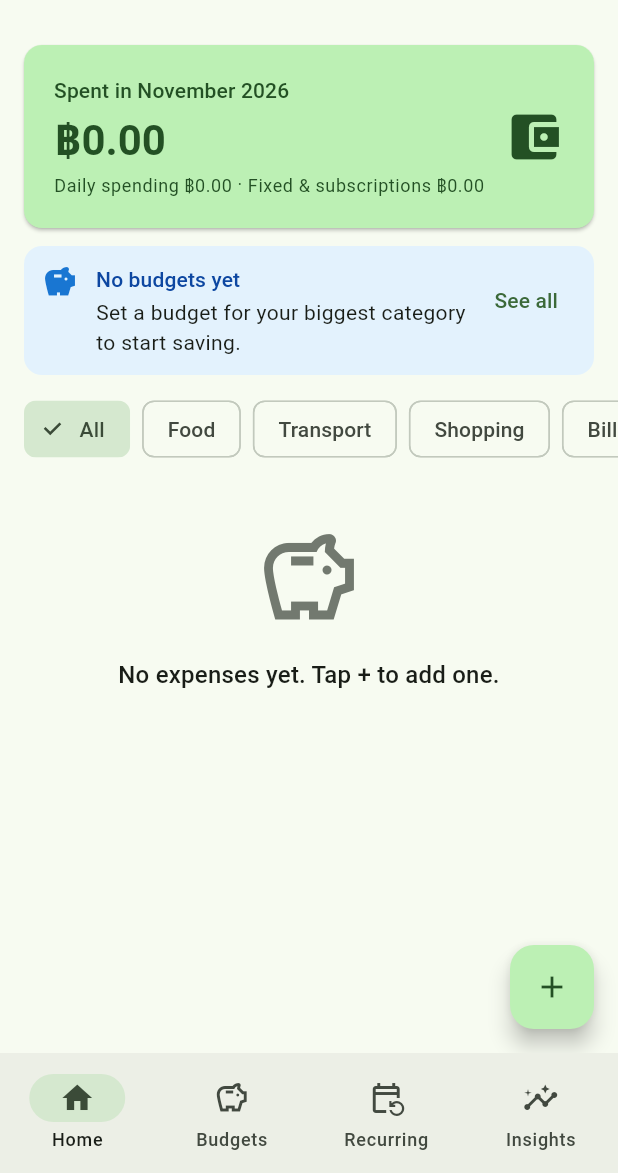
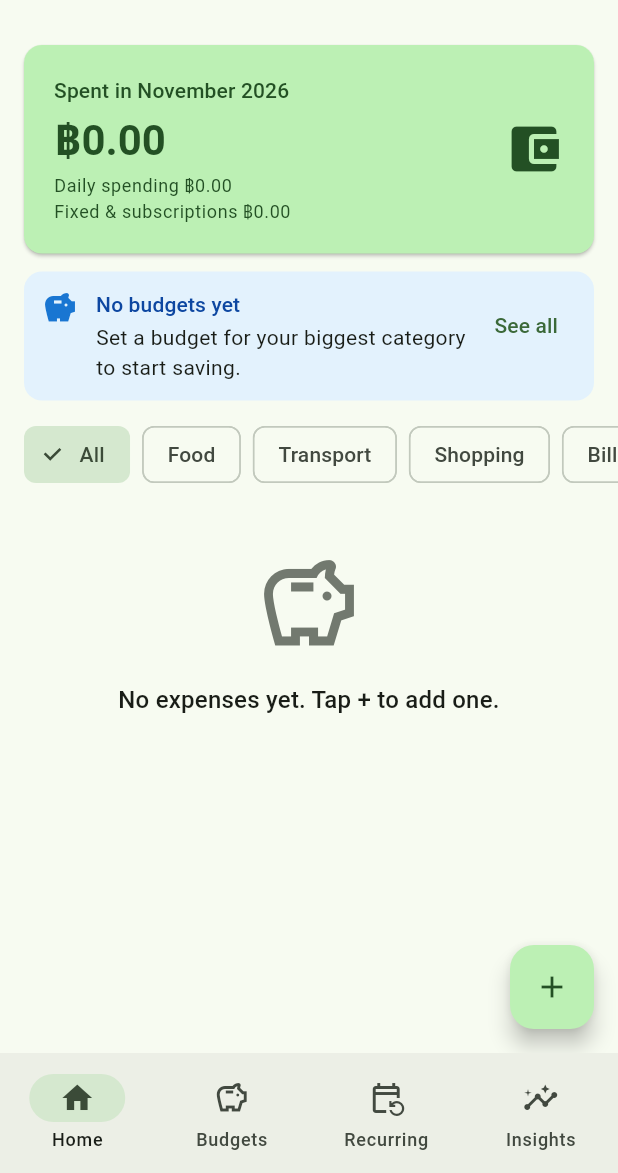
Before and after one commit to phupaqazzaq/Mobile-App_Final-project, a Flutter app: the screen it shows after launch, on a phone screen of 412 x 824 dp, the part 63-1236 px from its top. Run offline on Flutter 3.47's test engine with Material 3 defaults, Android fonts, the phone set to English and light mode, and no system bars; our stand-ins replace fl_chart, sqflite; accounts and stored records are empty.

Commit message:
Keep the summary card the same height while totals roll
On the Android emulator, the one-line split under the total wrapped
part way through the count-up once spending passed about 1,000 baht,
which pushed the rest of Home down. "Daily spending" and "Fixed &
subscriptions" now each have their own line, so the card never
changes height.

Co-Authored-By: Claude Opus 5.5 <noreply@anthropic.com>

```diff
--- a/lib/widgets/summary_card.dart
+++ b/lib/widgets/summary_card.dart
@@ -59,22 +59,19 @@ class SummaryCard extends StatelessWidget {
                     ),
                   ),
                   const SizedBox(height: 4),
-                  // The two parts of the total roll the same way. Wrap moves
-                  // the second part to the next line on a narrow screen.
-                  Wrap(
-                    children: [
+                  // The two parts of the total roll the same way. Each has its
+                  // own line, so the card keeps the same height while the
+                  // numbers change. (Sharing one line made it wrap part way
+                  // through the roll, which pushed the rest of Home down.)
                   RollingAmount(
                     amount: dailySpending,
                     prefix: 'Daily spending ',
                     style: smallStyle,
                   ),
-                      Text(' · ', style: smallStyle),
                   RollingAmount(
                     amount: recurringCost,
                     prefix: 'Fixed & subscriptions ',
                     style: smallStyle,
-                      ),
-                    ],
                   ),
                 ],
               ),
```
Lines whose indentation alone changed are shown as unchanged.
